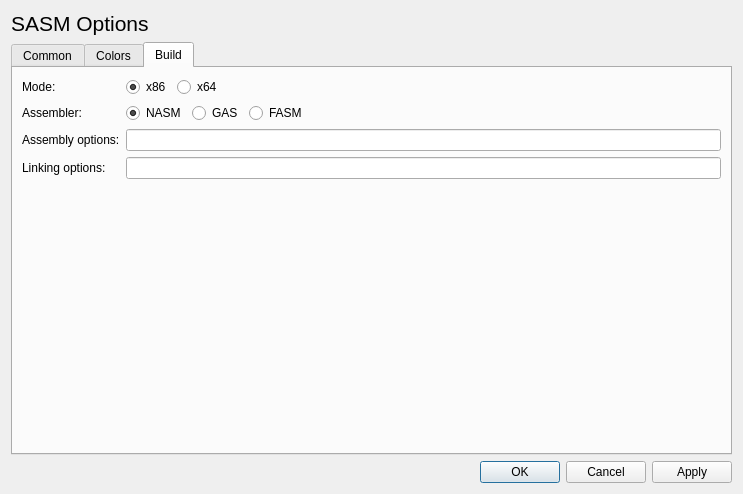
Before: the Qt Designer form settings.ui in Dman95/SASM, drawn with Qt 5.
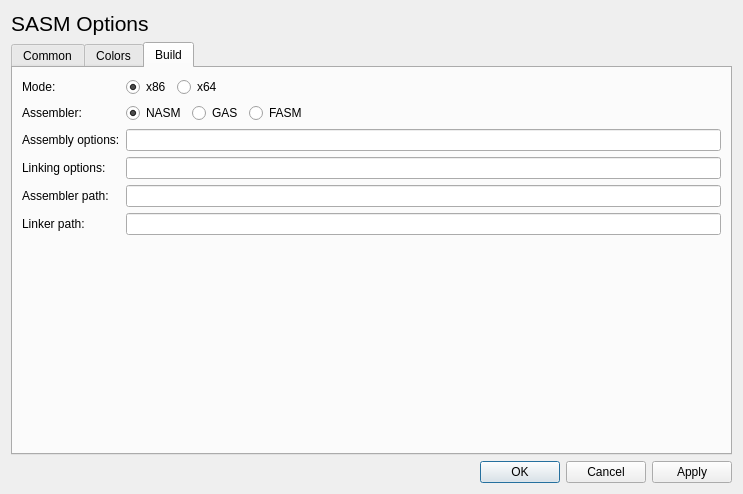
After: the same form once the commit is applied.

```diff
--- a/settings.ui
+++ b/settings.ui
@@ -1911,6 +1911,26 @@
        <item row="3" column="1">
         <widget class="QLineEdit" name="linkingOptionsEdit"/>
        </item>
+       <item row="4" column="0">
+        <widget class="QLabel" name="assemblerPathLabel">
+         <property name="text">
+          <string>Assembler path:</string>
+         </property>
+        </widget>
+       </item>
+       <item row="5" column="0">
+        <widget class="QLabel" name="linkerPathLabel">
+         <property name="text">
+          <string>Linker path:</string>
+         </property>
+        </widget>
+       </item>
+       <item row="4" column="1">
+        <widget class="QLineEdit" name="assemblerPathEdit"/>
+       </item>
+       <item row="5" column="1">
+        <widget class="QLineEdit" name="linkerPathEdit"/>
+       </item>
       </layout>
      </widget>
     </widget>
```
